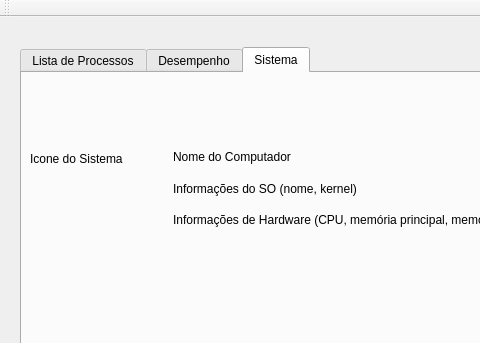
Old version of the form mainwindow.ui in the repository rubenbdpaz-zz/SO_Trab4; both pictures show x 0 to 480 and y 0 to 343 of the 848 by 504 pixel window.
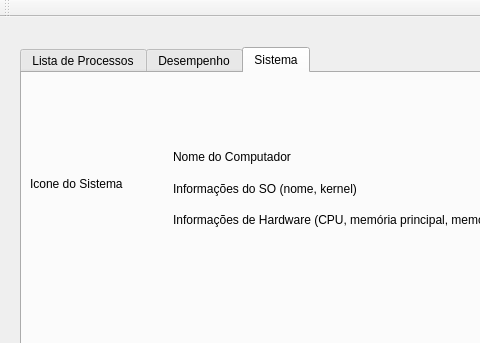
New version of the form. The open tabs and pages were chosen to show the change. Custom widgets are drawn as their Qt base class.

Commit message: Fix icon image. Closes #3

Patch:
```diff
--- a/mainwindow.ui
+++ b/mainwindow.ui
@@ -191,8 +191,8 @@
        <rect>
         <x>8</x>
         <y>60</y>
-        <width>121</width>
-        <height>51</height>
+        <width>101</width>
+        <height>101</height>
        </rect>
       </property>
       <property name="text">
```
Left out of the diff: 8 changed lines with no effect on the pictures. The commit also changes 1 other file.
